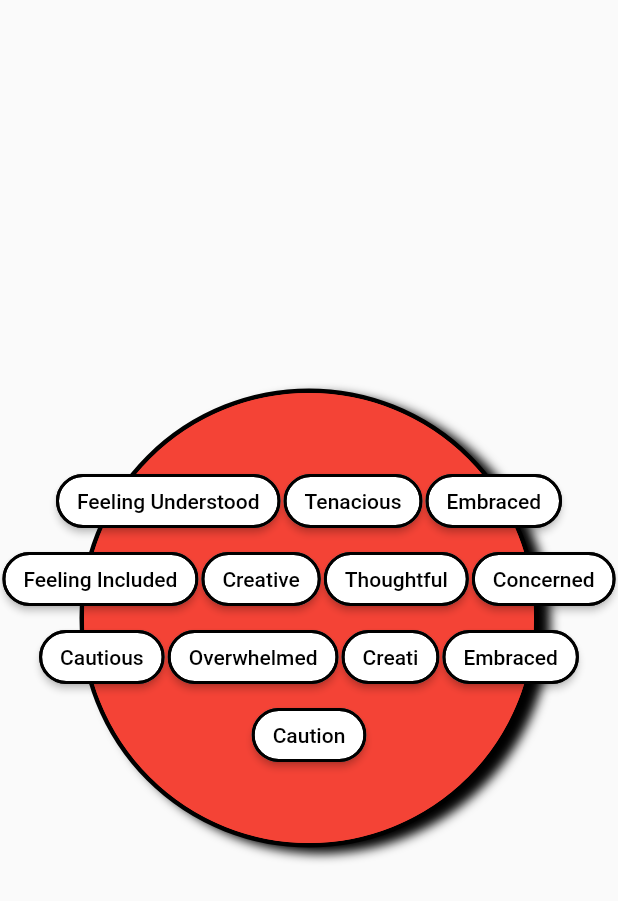
After one commit to Engr-Owais/Flutter-StackedArchitecture-Setup, a Flutter app: the screen it shows after launch, after a tap on "LIST OF WORDS", on a phone screen of 412 x 824 dp. The commit adds this screen. Shown: the top 901 px of the screen. Run offline on Flutter 3.47's test engine with Material 2 defaults, Android fonts, the phone set to English and light mode, and no system bars; our stand-ins replace flutter_colorpicker, stacked, stacked_core, stacked_services.

Commit message:
New Widget And Some UI Tweaks

```diff
--- /dev/null
+++ b/lib/models/fakeData.dart
@@ -0,0 +1,4 @@
+class FakeData {
+  String? name;
+  FakeData({this.name});
+}
--- a/lib/ui/views/menu/menu_view.dart
+++ b/lib/ui/views/menu/menu_view.dart
@@ -44,6 +44,15 @@ class MenuView extends StatelessWidget {
                   },
                   child: Text("CIRCLE OR SQUARE"),
                 ),
+                SizedBox(
+                  height: 20,
+                ),
+                ElevatedButton(
+                  onPressed: () {
+                    model.navigateToWordsList();
+                  },
+                  child: Text("LIST OF WORDS"),
+                ),
               ]),
         ),
       ),
--- a/lib/ui/views/menu/menu_viewModel.dart
+++ b/lib/ui/views/menu/menu_viewModel.dart
@@ -1,6 +1,7 @@
 import 'package:staced_app_test/app/app.locator.dart';
 import 'package:staced_app_test/app/app.router.dart';
 import 'package:staced_app_test/ui/views/hexagon/widgets/select_shape.dart';
+import 'package:staced_app_test/ui/views/wordlist/wordlist_view.dart';
 import 'package:stacked/stacked.dart';
 import 'package:stacked_services/stacked_services.dart';
 
@@ -18,4 +19,8 @@ class MenuViewModel extends BaseViewModel {
   void navigateToHexagon() {
     _navigationService.navigateTo(Routes.testView);
   }
+
+   void navigateToWordsList() {
+    _navigationService.navigateToView(WordListView());
+  }
 }
--- /dev/null
+++ b/lib/ui/views/wordlist/wordlist_view.dart
@@ -0,0 +1,58 @@
+import 'package:flutter/material.dart';
+import 'package:staced_app_test/ui/views/wordlist/wordlist_viewModel.dart';
+import 'package:staced_app_test/ui/widgets/words_list.dart';
+import 'package:stacked/stacked.dart';
+
+class WordListView extends StatelessWidget {
+  const WordListView({Key? key}) : super(key: key);
+
+  @override
+  Widget build(BuildContext context) {
+    return ViewModelBuilder<WordListViewModel>.reactive(
+      builder: (context, model, child) => Scaffold(
+        body: Container(
+          height: MediaQuery.of(context).size.height,
+          width: MediaQuery.of(context).size.width,
+          child: Stack(
+            alignment: Alignment.center,
+            children: [
+              Container(
+                decoration: BoxDecoration(
+                  color: Colors.red,
+                  shape: BoxShape.circle,
+                  border: Border.all(color: Colors.black, width: 3.0),
+                  boxShadow: [
+                    BoxShadow(
+                        offset: Offset(8, 4.0),
+                        blurRadius: 5,
+                        color: Colors.black,
+                        spreadRadius: 0)
+                  ],
+                ),
+                child: CircleAvatar(
+                  radius: 150,
+                  backgroundColor: Colors.red,
+                ),
+              ),
+              Wrap(
+                alignment: WrapAlignment.center,
+                spacing: 2.0,
+                runSpacing: 4.0,
+                children: List<Widget>.generate(model.words.length, (index) {
+                  return WordListWidget(
+                      text: model.words[index].name!,
+                      words: model.words,
+                      index: index,
+                      selectedList: model.selectedChip,
+                      onSelected: (bool value) =>
+                          model.chipselection(value, index));
+                }),
+              ),
+            ],
+          ),
+        ),
+      ),
+      viewModelBuilder: () => WordListViewModel(),
+    );
+  }
+}
--- /dev/null
+++ b/lib/ui/views/wordlist/wordlist_viewModel.dart
@@ -0,0 +1,31 @@
+import 'package:staced_app_test/models/fakeData.dart';
+import 'package:stacked/stacked.dart';
+
+class WordListViewModel extends BaseViewModel {
+  List<String> selectedChip = [];
+  List<FakeData> words = [
+    FakeData(name: 'Feeling Understood'),
+    FakeData(name: 'Tenacious'),
+    FakeData(name: 'Embraced'),
+    FakeData(name: 'Feeling Included'),
+    FakeData(name: 'Creative'),
+    FakeData(name: 'Thoughtful'),
+    FakeData(name: 'Concerned'),
+    FakeData(name: 'Cautious'),
+    FakeData(name: 'Overwhelmed'),
+    FakeData(name: 'Creati'),
+    FakeData(name: 'Embraced'),
+    FakeData(name: 'Caution'),
+  ];
+
+  void chipselection(bool selected, int index) {
+    if (selected) {
+      selectedChip.add(words[index].name!);
+    } else {
+      selectedChip.removeWhere((name) {
+        return name == words[index].name;
+      });
+    }
+    notifyListeners();
+  }
+}
--- /dev/null
+++ b/lib/ui/widgets/words_list.dart
@@ -0,0 +1,43 @@
+import 'package:flutter/material.dart';
+
+import '../../models/fakeData.dart';
+
+class WordListWidget extends StatelessWidget {
+  final String text;
+  final List<FakeData> words;
+  final List selectedList;
+  final int index;
+  final Function(bool)? onSelected;
+  WordListWidget(
+      {Key? key,
+      required this.text,
+      required this.words,
+      this.onSelected,
+      required this.selectedList,
+      required this.index})
+      : super(key: key);
+
+  @override
+  Widget build(BuildContext context) {
+    return FilterChip(
+        backgroundColor: Colors.white,
+        elevation: 2.0,
+        shape: RoundedRectangleBorder(
+          borderRadius: BorderRadius.circular(20),
+          side: BorderSide(
+            width: 2.0,
+            color: Colors.black,
+          ),
+        ),
+        label: Text(
+          text,
+          style: TextStyle(
+              color: selectedList.contains(words[index].name)
+                  ? Colors.white
+                  : Colors.black),
+        ),
+        selected: selectedList.contains(words[index].name),
+        selectedColor: Colors.black,
+        onSelected: onSelected);
+  }
+}
```
